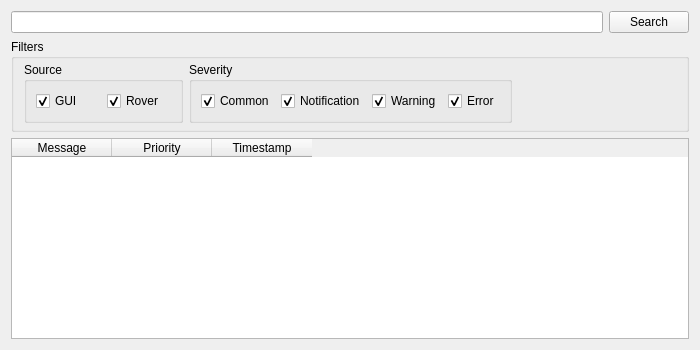
Qt form src/designer/widget_logger.ui (marsinstituteSC/MissionControl) before a commit.
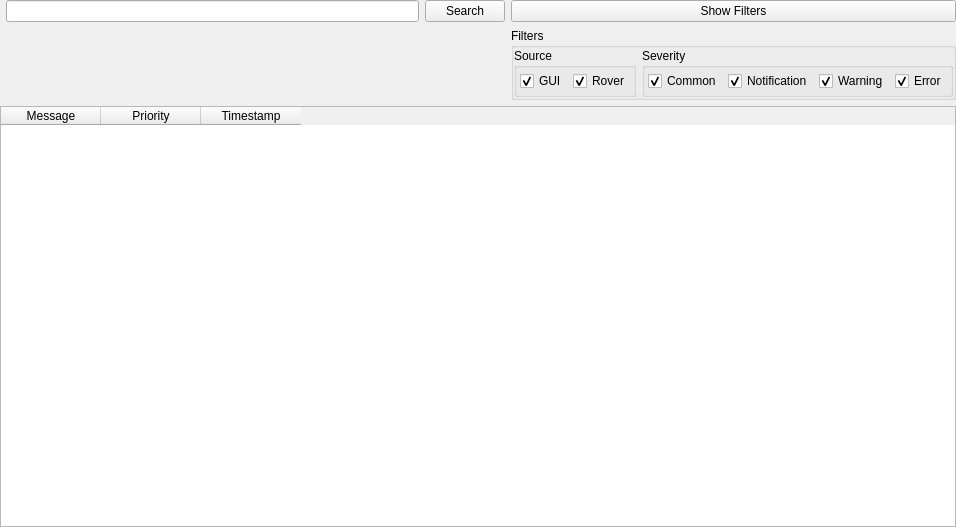
The same form after that commit.

Commit message:
- Compact logger, no scaling yet
- Added button to show/hide filters.
- Made the logger widget more compact by reducing margins.

What changed in the file:
```diff
--- a/src/designer/widget_logger.ui
+++ b/src/designer/widget_logger.ui
@@ -12,53 +12,89 @@
    <rect>
     <x>0</x>
     <y>0</y>
-    <width>700</width>
-    <height>350</height>
+    <width>956</width>
+    <height>527</height>
    </rect>
   </property>
   <property name="windowTitle">
    <string>Form</string>
   </property>
   <layout class="QGridLayout" name="gridLayout_2">
-   <item row="0" column="1">
-    <widget class="QPushButton" name="searchButton">
-     <property name="text">
-      <string>Search</string>
-     </property>
-    </widget>
-   </item>
-   <item row="0" column="0">
-    <widget class="QLineEdit" name="searchText"/>
-   </item>
-   <item row="1" column="0" colspan="2">
+   <property name="leftMargin">
+    <number>0</number>
+   </property>
+   <property name="topMargin">
+    <number>0</number>
+   </property>
+   <property name="rightMargin">
+    <number>0</number>
+   </property>
+   <property name="bottomMargin">
+    <number>0</number>
+   </property>
+   <item row="1" column="3">
     <widget class="QGroupBox" name="filterBox">
      <property name="title">
       <string>Filters</string>
      </property>
-     <layout class="QGridLayout" name="gridLayout" columnstretch="0,0,0,0,0">
+     <layout class="QGridLayout" name="gridLayout" columnstretch="0,0,0,0">
       <property name="sizeConstraint">
        <enum>QLayout::SetDefaultConstraint</enum>
       </property>
       <property name="leftMargin">
-       <number>10</number>
+       <number>0</number>
       </property>
       <property name="topMargin">
-       <number>3</number>
+       <number>0</number>
       </property>
       <property name="rightMargin">
-       <number>10</number>
+       <number>0</number>
       </property>
       <property name="bottomMargin">
-       <number>6</number>
+       <number>0</number>
       </property>
       <property name="spacing">
        <number>6</number>
       </property>
-      <item row="2" column="4">
-       <widget class="QLabel" name="labelStretchFix">
-        <property name="text">
-         <string/>
+      <item row="2" column="2">
+       <widget class="QGroupBox" name="groupFilterSource">
+        <property name="title">
+         <string>Source</string>
         </property>
+        <layout class="QGridLayout" name="gridLayout_4">
+         <property name="leftMargin">
+          <number>3</number>
+         </property>
+         <property name="topMargin">
+          <number>3</number>
+         </property>
+         <property name="rightMargin">
+          <number>3</number>
+         </property>
+         <property name="bottomMargin">
+          <number>3</number>
+         </property>
+         <item row="0" column="0">
+          <widget class="QCheckBox" name="checkFilterGUI">
+           <property name="text">
+            <string>GUI</string>
+           </property>
+           <property name="checked">
+            <bool>true</bool>
+           </property>
+          </widget>
+         </item>
+         <item row="0" column="1">
+          <widget class="QCheckBox" name="checkFilterRover">
+           <property name="text">
+            <string>Rover</string>
+           </property>
+           <property name="checked">
+            <bool>true</bool>
+           </property>
+          </widget>
+         </item>
+        </layout>
        </widget>
       </item>
       <item row="2" column="3">
@@ -67,6 +103,18 @@
          <string>Severity</string>
         </property>
         <layout class="QGridLayout" name="gridLayout_3">
+         <property name="leftMargin">
+          <number>3</number>
+         </property>
+         <property name="topMargin">
+          <number>3</number>
+         </property>
+         <property name="rightMargin">
+          <number>3</number>
+         </property>
+         <property name="bottomMargin">
+          <number>3</number>
+         </property>
          <item row="0" column="0">
           <widget class="QCheckBox" name="checkPrioCommon">
            <property name="text">
@@ -110,39 +158,10 @@
         </layout>
        </widget>
       </item>
-      <item row="2" column="2">
-       <widget class="QGroupBox" name="groupFilterSource">
-        <property name="title">
-         <string>Source</string>
-        </property>
-        <layout class="QGridLayout" name="gridLayout_4">
-         <item row="0" column="0">
-          <widget class="QCheckBox" name="checkFilterGUI">
-           <property name="text">
-            <string>GUI</string>
-           </property>
-           <property name="checked">
-            <bool>true</bool>
-           </property>
-          </widget>
-         </item>
-         <item row="0" column="1">
-          <widget class="QCheckBox" name="checkFilterRover">
-           <property name="text">
-            <string>Rover</string>
-           </property>
-           <property name="checked">
-            <bool>true</bool>
-           </property>
-          </widget>
-         </item>
-        </layout>
-       </widget>
-      </item>
      </layout>
     </widget>
    </item>
-   <item row="3" column="0" colspan="2">
+   <item row="4" column="0" colspan="4">
     <widget class="QTableWidget" name="loggerTable">
      <property name="editTriggers">
       <set>QAbstractItemView::NoEditTriggers</set>
@@ -179,6 +198,29 @@
      </column>
     </widget>
    </item>
+   <item row="0" column="3">
+    <widget class="QPushButton" name="filterButton">
+     <property name="sizePolicy">
+      <sizepolicy hsizetype="Expanding" vsizetype="Fixed">
+       <horstretch>0</horstretch>
+       <verstretch>0</verstretch>
+      </sizepolicy>
+     </property>
+     <property name="text">
+      <string>Show Filters</string>
+     </property>
+    </widget>
+   </item>
+   <item row="0" column="2">
+    <widget class="QPushButton" name="searchButton">
+     <property name="text">
+      <string>Search</string>
+     </property>
+    </widget>
+   </item>
+   <item row="0" column="1">
+    <widget class="QLineEdit" name="searchText"/>
+   </item>
   </layout>
   <zorder>loggerTable</zorder>
   <zorder>searchText</zorder>
```
Left out of the diff: 4 changed lines with no effect on the pictures. The commit also changes 3 other files.
